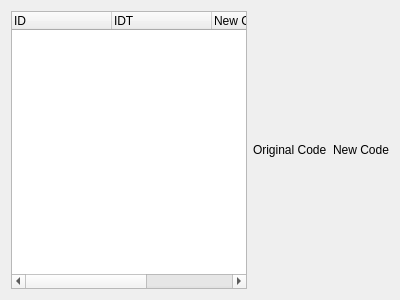
The window that POGADE/pogadetransformationview.ui (polca-project/polca-toolbox) describes before a commit, drawn with Qt 5.
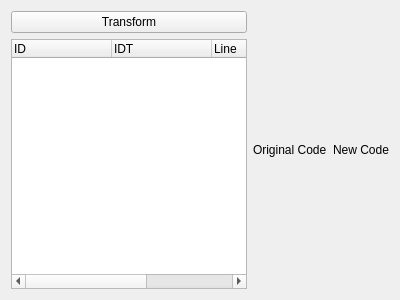
The same window after the commit.

Diff of the .ui file:
```diff
--- a/POGADE/pogadetransformationview.ui
+++ b/POGADE/pogadetransformationview.ui
@@ -17,6 +17,19 @@
    <item>
     <layout class="QHBoxLayout" name="horizontalLayout">
      <item>
+      <layout class="QVBoxLayout" name="verticalLayout_2">
+       <item>
+        <layout class="QHBoxLayout" name="horizontalLayout_2">
+         <item>
+          <widget class="QPushButton" name="buttonTransform">
+           <property name="text">
+            <string>Transform</string>
+           </property>
+          </widget>
+         </item>
+        </layout>
+       </item>
+       <item>
       <widget class="QTreeWidget" name="treeTransformations">
        <column>
         <property name="text">
@@ -30,7 +43,7 @@
        </column>
        <column>
         <property name="text">
-         <string>New Column</string>
+           <string>Line</string>
         </property>
        </column>
        <column>
@@ -40,6 +53,8 @@
        </column>
       </widget>
      </item>
+      </layout>
+     </item>
      <item>
       <layout class="QVBoxLayout" name="layoutCodeOld">
        <item>
```
Left out of the diff: 22 changed lines with no effect on the pictures. Lines whose indentation alone changed are shown as unchanged.
